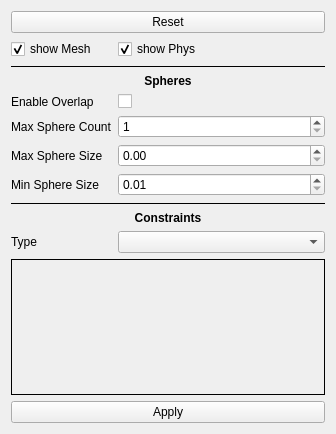
Above: forms/tabInfo.ui from Gmadges/MPC-Masterclass before the change. Below: the same form after it.
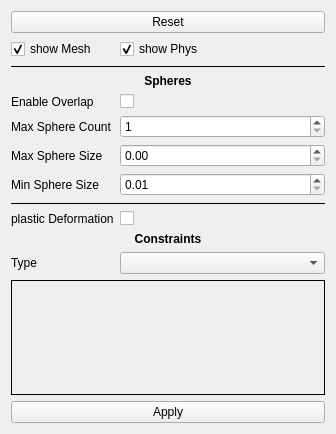
That is the form after the change. Custom widgets are drawn as their Qt base class.

Commit message: added checkbox for plastic deformation enabling

```diff
--- a/forms/tabInfo.ui
+++ b/forms/tabInfo.ui
@@ -138,7 +138,7 @@
        </property>
       </widget>
      </item>
-     <item row="12" column="0" colspan="2">
+     <item row="13" column="0" colspan="2">
       <widget class="QLabel" name="label">
        <property name="text">
         <string>&lt;b&gt;Constraints&lt;/b&gt;</string>
@@ -151,17 +151,17 @@
        </property>
       </widget>
      </item>
-     <item row="13" column="0">
+     <item row="14" column="0">
       <widget class="QLabel" name="label_5">
        <property name="text">
         <string>Type</string>
        </property>
       </widget>
      </item>
-     <item row="13" column="1">
+     <item row="14" column="1">
       <widget class="QComboBox" name="combo_constType"/>
      </item>
-     <item row="15" column="0" colspan="2">
+     <item row="16" column="0" colspan="2">
       <widget class="QScrollArea" name="scrollArea">
        <property name="frameShape">
         <enum>QFrame::Box</enum>
@@ -178,19 +178,33 @@
           <x>0</x>
           <y>0</y>
           <width>314</width>
-          <height>73</height>
+          <height>46</height>
          </rect>
         </property>
        </widget>
       </widget>
      </item>
-     <item row="16" column="0" colspan="2">
+     <item row="17" column="0" colspan="2">
       <widget class="QPushButton" name="button_applySettings">
        <property name="text">
         <string>Apply</string>
        </property>
       </widget>
      </item>
+     <item row="12" column="1">
+      <widget class="QCheckBox" name="check_plasticDeform">
+       <property name="text">
+        <string/>
+       </property>
+      </widget>
+     </item>
+     <item row="12" column="0">
+      <widget class="QLabel" name="label_8">
+       <property name="text">
+        <string>plastic Deformation</string>
+       </property>
+      </widget>
+     </item>
     </layout>
    </item>
   </layout>
```
The commit also changes 7 other files.
